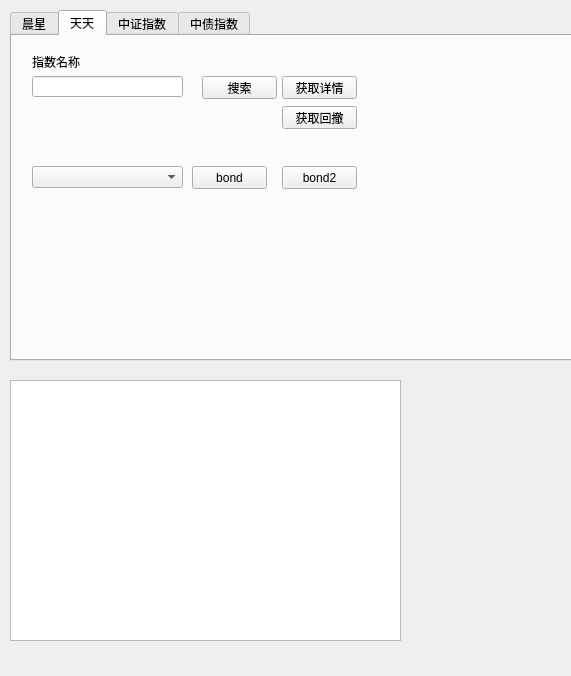
Above: mainwindow/mainwindow.ui from forevermemory/fund before the change. Below: the same form after it.
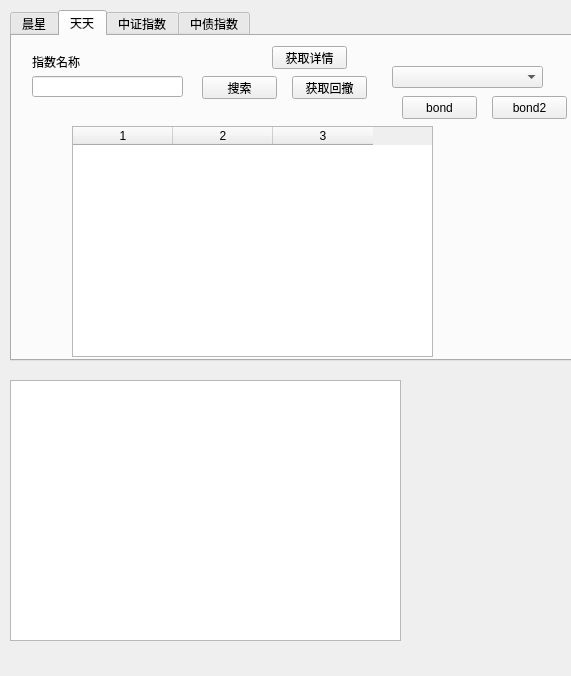
That is the form after the change.

Diff of the .ui file:
```diff
--- a/mainwindow/mainwindow.ui
+++ b/mainwindow/mainwindow.ui
@@ -84,8 +84,8 @@
      <widget class="QPushButton" name="m_tt_btn_search_detail">
       <property name="geometry">
        <rect>
-        <x>270</x>
-        <y>40</y>
+        <x>260</x>
+        <y>10</y>
         <width>75</width>
         <height>23</height>
        </rect>
@@ -97,8 +97,8 @@
      <widget class="QPushButton" name="m_tt_btn_search_drawdown">
       <property name="geometry">
        <rect>
-        <x>270</x>
-        <y>70</y>
+        <x>280</x>
+        <y>40</y>
         <width>75</width>
         <height>23</height>
        </rect>
@@ -110,8 +110,8 @@
      <widget class="QPushButton" name="m_tt_btn_search_bond">
       <property name="geometry">
        <rect>
-        <x>180</x>
-        <y>130</y>
+        <x>390</x>
+        <y>60</y>
         <width>75</width>
         <height>23</height>
        </rect>
@@ -123,8 +123,8 @@
      <widget class="QPushButton" name="m_tt_btn_search_bond2">
       <property name="geometry">
        <rect>
-        <x>270</x>
-        <y>130</y>
+        <x>480</x>
+        <y>60</y>
         <width>75</width>
         <height>23</height>
        </rect>
@@ -136,13 +136,32 @@
      <widget class="QComboBox" name="m_tt_bond_tp">
       <property name="geometry">
        <rect>
-        <x>20</x>
-        <y>130</y>
+        <x>380</x>
+        <y>30</y>
         <width>151</width>
         <height>22</height>
        </rect>
       </property>
      </widget>
+     <widget class="QTableWidget" name="m_tt_funds">
+      <property name="geometry">
+       <rect>
+        <x>60</x>
+        <y>90</y>
+        <width>361</width>
+        <height>231</height>
+       </rect>
+      </property>
+      <property name="rowCount">
+       <number>0</number>
+      </property>
+      <property name="columnCount">
+       <number>3</number>
+      </property>
+      <column/>
+      <column/>
+      <column/>
+     </widget>
     </widget>
     <widget class="QWidget" name="m_zhongzheng">
      <attribute name="title">
```
